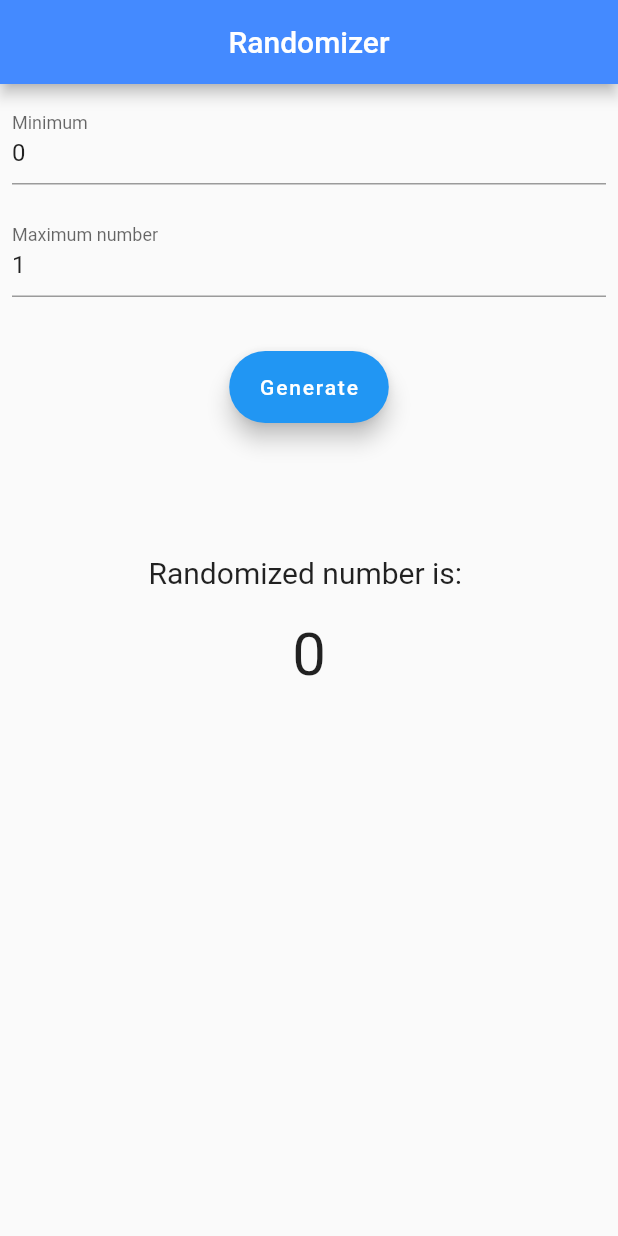
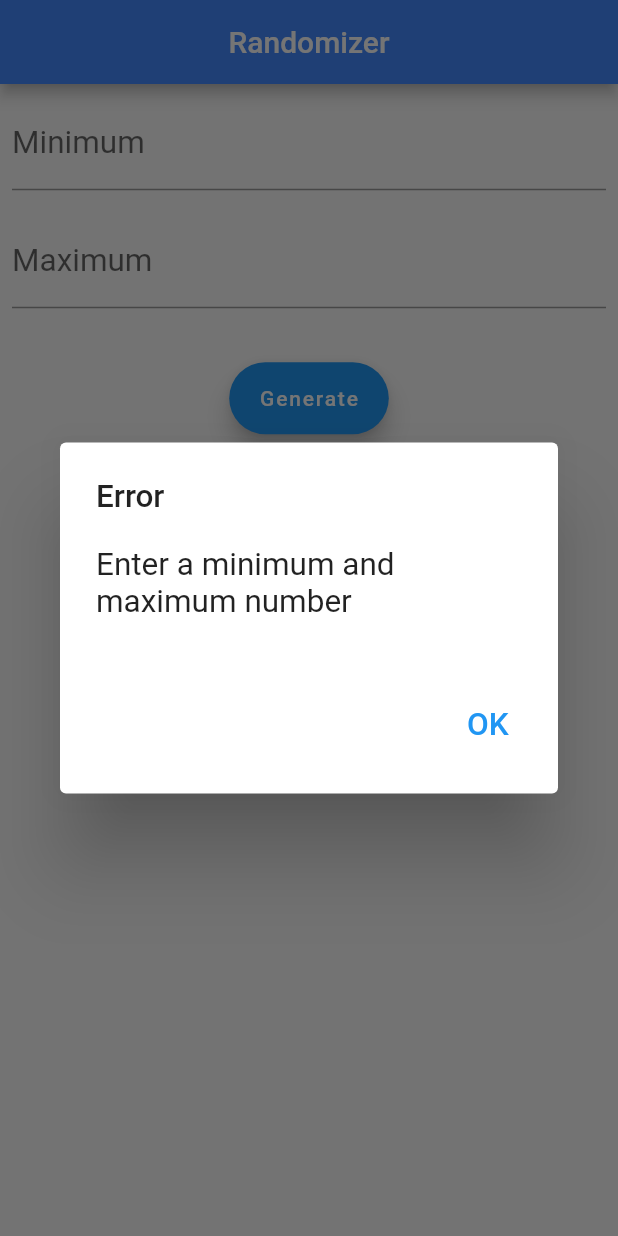
Before and after one commit to nmtsaraiva/randomizer_app, a Flutter app: the screen it shows after launch, after a tap on "Generate", on a phone screen of 412 x 824 dp. Run offline on Flutter 3.47's test engine with Material 2 defaults, Android fonts, the phone set to English and light mode, and no system bars; our stand-ins replace gap.

```diff
--- a/lib/main.dart
+++ b/lib/main.dart
@@ -1,6 +1,8 @@
 import 'dart:math';
 import 'package:flutter/material.dart';
+import 'package:flutter/services.dart';
 import 'package:gap/gap.dart';
+import 'dart:async';
 
 void main() {
   runApp(const MyApp());
@@ -35,8 +37,20 @@ class FormNumbers extends StatefulWidget {
 }
 
 class _FormNumbersState extends State<FormNumbers> {
-  final TextEditingController _minimumController = TextEditingController(text: "0");
-  final TextEditingController _maximumController = TextEditingController(text: "1");
+  final TextEditingController _minimumController = TextEditingController();
+  final TextEditingController _maximumController = TextEditingController();
+
+  bool _isVisible = false;
+
+  var randomNumber = "";
+
+  Future<void> _showRandomized() async {
+    setState(()  {
+       randomNumber =  (int.parse(_minimumController.text) +  Random().nextInt((int.parse(_maximumController.text)) -
+          int.parse(_minimumController.text))).toString();
+       _isVisible = true;
+    });
+  }
 
   @override
   Widget build(BuildContext context) {
@@ -47,9 +61,11 @@ class _FormNumbersState extends State<FormNumbers> {
           padding: const EdgeInsets.symmetric(horizontal: 8, vertical: 8),
           child: TextFormField(
             keyboardType: TextInputType.number,
+            inputFormatters: [
+              FilteringTextInputFormatter.digitsOnly
+            ],
             decoration: const InputDecoration(
-              labelText: "Minimum",
-              hintText: "Minimum",
+              labelText: "Minimum", labelStyle: TextStyle(fontSize: 21),
             ),
             controller: _minimumController
           ),
@@ -58,9 +74,11 @@ class _FormNumbersState extends State<FormNumbers> {
           padding: const EdgeInsets.symmetric(horizontal: 8, vertical: 8),
           child: TextFormField(
             keyboardType: TextInputType.number,
+            inputFormatters: [
+              FilteringTextInputFormatter.digitsOnly
+            ],
             decoration: const InputDecoration(
-              labelText: "Maximum number",
-              hintText: "Maximum",
+              labelText: "Maximum", labelStyle: TextStyle(fontSize: 21),
             ),
             controller: _maximumController
           ),
@@ -72,39 +90,79 @@ class _FormNumbersState extends State<FormNumbers> {
             child: FloatingActionButton.extended(
               label: const Text("Generate"),
               backgroundColor: Colors.blue,
-              onPressed: () {
-                setState(() {
-                  _showNumberRandomized();
-                });
+              onPressed: () async {
+                if(_minimumController.text.isEmpty || _maximumController.text.isEmpty ) {
+                  showDialog(context: context, builder: (ctx) =>  AlertDialog(
+                    title: const Text("Error", style: TextStyle(fontSize: 21),),
+                    content: const Text("Enter a minimum and maximum number", style: TextStyle(fontSize: 21),),
+                    actions: [
+                      TextButton(
+                          onPressed: (){
+                            Navigator.of(ctx).pop();
+                            },
+                          child: Container(
+                            padding: const EdgeInsets.all(17),
+                            child: const Text("OK", style: TextStyle(fontSize: 21),),
+                          ))
+                    ],
+                  ));
+                } else if (int.parse(_minimumController.text) > int.parse(_maximumController.text)){
+                  showDialog(context: context, builder: (ctx) =>  AlertDialog(
+                    title: const Text("Error", style: TextStyle(fontSize: 21),),
+                    content: const Text("The minimum number cannot be greater than the maximum", style: TextStyle(fontSize: 21),),
+                    actions: [
+                      TextButton(
+                          onPressed: (){
+                            Navigator.of(ctx).pop();
+                          },
+                          child: Container(
+                            padding: const EdgeInsets.all(17),
+                            child: const Text("OK", style: TextStyle(fontSize: 21),),
+                          ))
+                    ],
+                  ));
+                } else if(int.parse(_minimumController.text) == int.parse(_maximumController.text)){
+                  showDialog(context: context, builder: (ctx) =>  AlertDialog(
+                    title: const Text("Error", style: TextStyle(fontSize: 21),),
+                    content: const Text("The minimum number cannot be equal than the maximum", style: TextStyle(fontSize: 21),),
+                    actions: [
+                      TextButton(
+                          onPressed: (){
+                            Navigator.of(ctx).pop();
+                          },
+                          child: Container(
+                            padding: const EdgeInsets.all(17),
+                            child: const Text("OK", style: TextStyle(fontSize: 21),),
+                          ))
+                    ],
+                  ));
+                } else {
+                  await _showRandomized();
+                }
               },
               tooltip: "Randomizer",
             ),
           ),
         ),
         const Gap(80),
-        const Center(
-          child: Text("Randomized number is: ", style: TextStyle(fontSize: 20),),
-        ),
-        const Gap(20),
-        _showNumberRandomized()
+        Visibility(
+            visible: _isVisible,
+            child: Column(
+              children: [
+                const Center(
+                  child: Text("Randomized number is: ", style: TextStyle(fontSize: 20),),
+                ),
+                const Gap(20),
+                Center(
+                  child: Text(
+                    randomNumber,
+                    style: const TextStyle(fontSize: 40),
+                  ),
+                )
+              ],
+            )
+        )
       ],
     );
   }
-   Widget _showNumberRandomized(){
-    if(_maximumController.text.isEmpty || _minimumController.text.isEmpty){
-      return const AlertDialog(
-        title: Text("Numbers must be entered"),
-      );
-    }else {
-      return
-        Center(
-          child: Center(child: Text(
-            (Random().nextInt(int.parse(_maximumController.text)) +
-                int.parse(_minimumController.text)).toString(),
-            style: const TextStyle(
-                fontSize: 40
-            ),)),
-        );
-    }
-  }
 }
```
